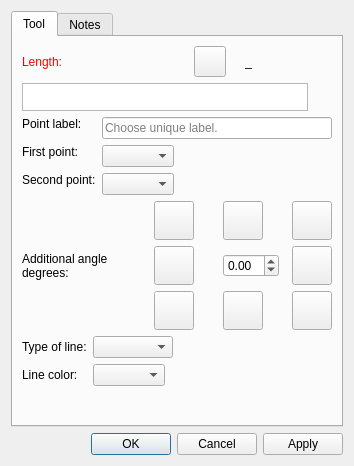
The window that src/libs/vtools/dialogs/tools/dialognormal.ui (dismine/valentina) describes before a commit, drawn with Qt 5.
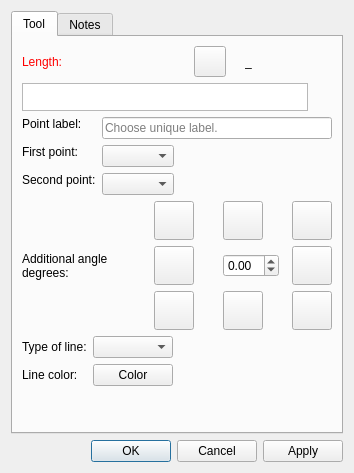
The same window after the commit. Icons and pictures are not drawn. Custom widgets are drawn as their Qt base class.

Commit message: Tool color picker.

```diff
--- a/src/libs/vtools/dialogs/tools/dialognormal.ui
+++ b/src/libs/vtools/dialogs/tools/dialognormal.ui
@@ -7,7 +7,7 @@
     <x>0</x>
     <y>0</y>
     <width>354</width>
-    <height>466</height>
+    <height>473</height>
    </rect>
   </property>
   <property name="windowTitle">
@@ -510,9 +510,6 @@
            </property>
           </widget>
          </item>
-         <item row="1" column="1">
-          <widget class="QComboBox" name="comboBoxLineColor"/>
-         </item>
          <item row="1" column="0">
           <widget class="QLabel" name="label">
            <property name="text">
@@ -520,6 +517,13 @@
            </property>
           </widget>
          </item>
+         <item row="1" column="1">
+          <widget class="VPE::QtColorPicker" name="pushButtonLineColor">
+           <property name="text">
+            <string>Color</string>
+           </property>
+          </widget>
+         </item>
         </layout>
        </item>
        <item>
@@ -562,6 +566,11 @@
   </layout>
  </widget>
  <customwidgets>
+  <customwidget>
+   <class>VPE::QtColorPicker</class>
+   <extends>QPushButton</extends>
+   <header>../vpropertyexplorer/qtcolorpicker.h</header>
+  </customwidget>
   <customwidget>
    <class>VPlainTextEdit</class>
    <extends>QPlainTextEdit</extends>
```
Left out of the diff: 21 changed lines with no effect on the pictures. The commit also changes 62 other files.
